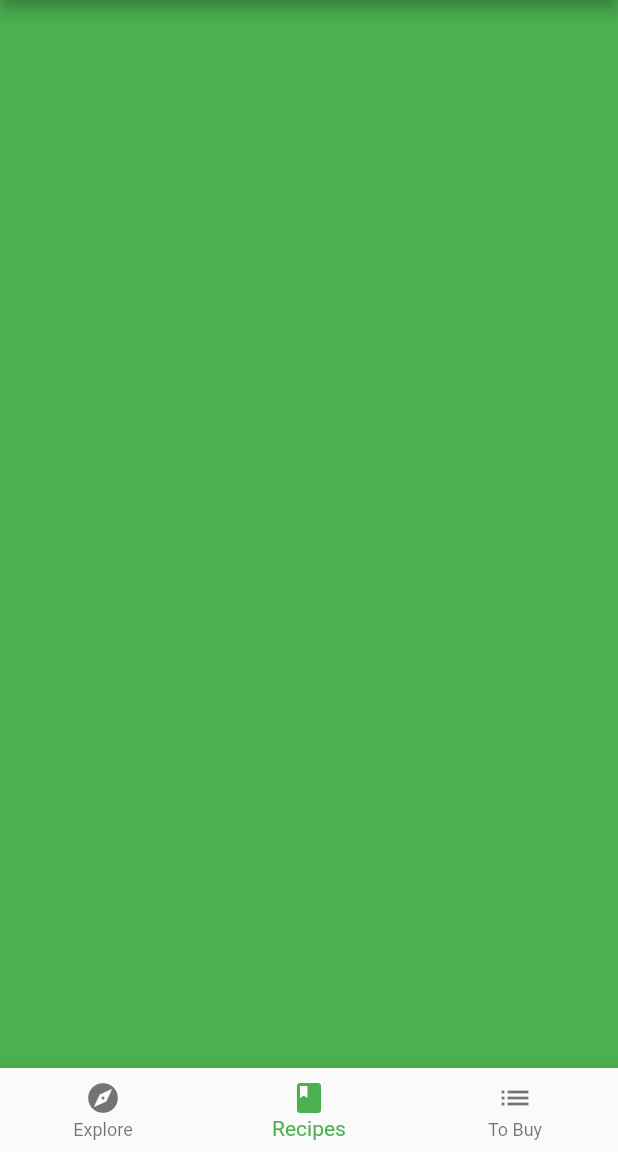
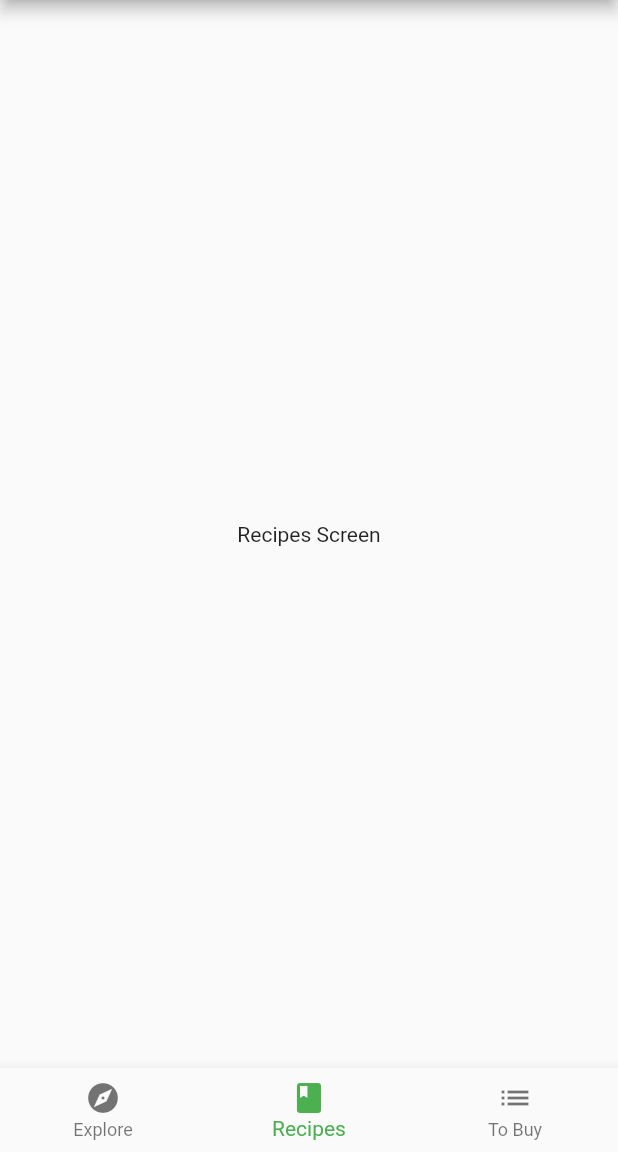
Before and after one commit to pcpscollege/pcpsfoodies, a Flutter app: the screen it shows after launch, item 2 of the bottom bar chosen, on a phone screen of 412 x 824 dp, the part 84-1236 px from its top. Run offline on Flutter 3.47's test engine with Material 2 defaults, Android fonts, the light colour scheme and no system bars; our stand-ins replace google_fonts; project files that could hold a hidden picture were left out.

Commit message:
Recipe Screen built

```diff
--- a/lib/home.dart
+++ b/lib/home.dart
@@ -1,5 +1,6 @@
 import 'package:flutter/material.dart';
 import 'package:pcpsfoodies/screens/explore_screen.dart';
+import 'package:pcpsfoodies/screens/recipes_screen.dart';
 
 class Home extends StatefulWidget {
   const Home({Key? key}) : super(key: key);
@@ -15,7 +16,7 @@ class _HomeState extends State<Home> {
     // TODO: Replace with ExploreScreen
     ExploreScreen(),
     // TODO: Replace with RecipesScreen
-    Container(color: Colors.green),
+    RecipesScreen(),
     Container(color: Colors.blue),
   ];
 
--- /dev/null
+++ b/lib/screens/recipes_screen.dart
@@ -0,0 +1,25 @@
+import 'package:flutter/material.dart';
+
+import 'package:pcpsfoodies/models/models.dart';
+import 'package:pcpsfoodies/api/mock_pcpsfoodies_service.dart';
+import 'package:pcpsfoodies/components/components.dart';
+
+class RecipesScreen extends StatelessWidget {
+  final exploreService = MockPcpsfoodiesService();
+  RecipesScreen({Key? key}) : super(key: key);
+
+  @override
+  Widget build(BuildContext context) {
+    return FutureBuilder(
+      future: exploreService.getRecipes(),
+      builder: (context, AsyncSnapshot<List<SimpleRecipe>> snapshot) {
+        if (snapshot.connectionState == ConnectionState.done) {
+          // TODO : Add RecipesGridView Here
+          return const Center(child: Text('Recipes Screen'));
+        } else {
+          return const Center(child: CircularProgressIndicator());
+        }
+      },
+    );
+  }
+}
```
